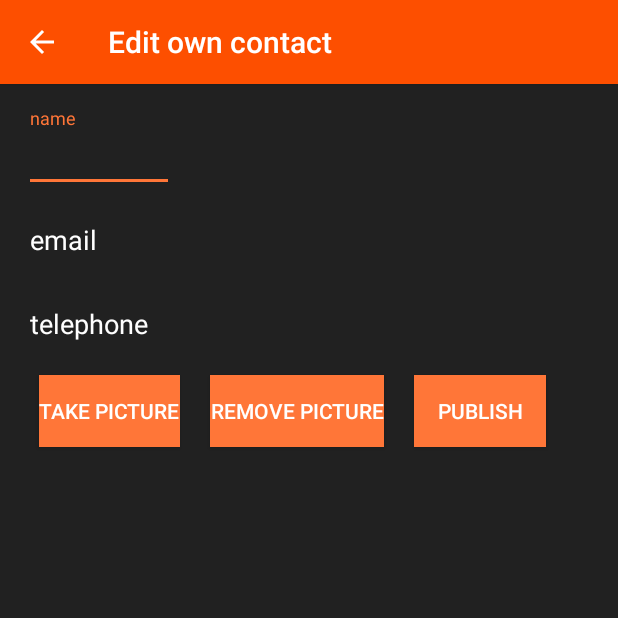
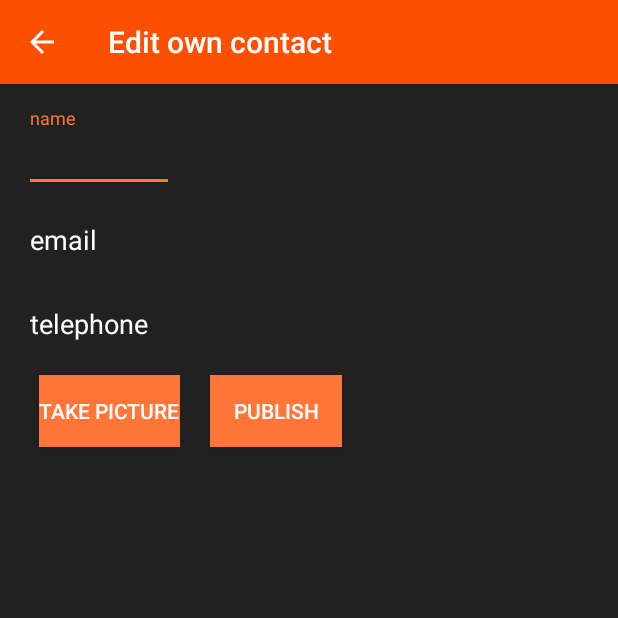
Before and after one commit to androidskolen/sesjon3, an Android app: the OwnContactActivity screen opened directly, with no data from a screen before it, on a phone screen of 412 x 824 dp, the top half of it. Run offline under Robolectric (Android 15) with nearby library versions, the phone set to English and light mode, and no system bars.

Commit message:
Forberedt oppgave 3

```diff
--- a/app/src/main/res/layout/activity_own_contact.xml
+++ b/app/src/main/res/layout/activity_own_contact.xml
@@ -8,12 +8,6 @@
     android:orientation="vertical"
     android:padding="@dimen/activity_padding"
     tools:context="no.bouvet.androidskolen.nearbycontacts.OwnContactActivity">
-
-    <ImageView
-        android:id="@+id/user_picture_imageView"
-        android:layout_width="wrap_content"
-        android:layout_height="wrap_content"
-        android:minWidth="100dp"/>
 
     <android.support.design.widget.TextInputLayout
         android:layout_width="wrap_content"
@@ -68,13 +62,6 @@
             android:text="@string/take_picture" />
 
         <Button
-            android:id="@+id/remove_picture_button"
-            android:layout_width="wrap_content"
-            android:layout_height="wrap_content"
-            style="@style/ButtonStyle"
-            android:text="@string/remove_picture" />
-
-        <Button
             android:id="@+id/start_nearby_activity_button"
             android:layout_width="wrap_content"
             android:layout_height="wrap_content"
```
Also changed, not shown: app/src/main/java/no/bouvet/androidskolen/nearbycontacts/NoPictureDialogFragment.java (+11 -19 lines), app/src/main/java/no/bouvet/androidskolen/nearbycontacts/OwnContactActivity.java (+11 -37 lines), app/src/main/java/no/bouvet/androidskolen/nearbycontacts/adapers/ContactAdapter.java (+4 -7 lines), app/src/main/res/layout/nearby_contacts_listview_item.xml (+0 -27 lines).
